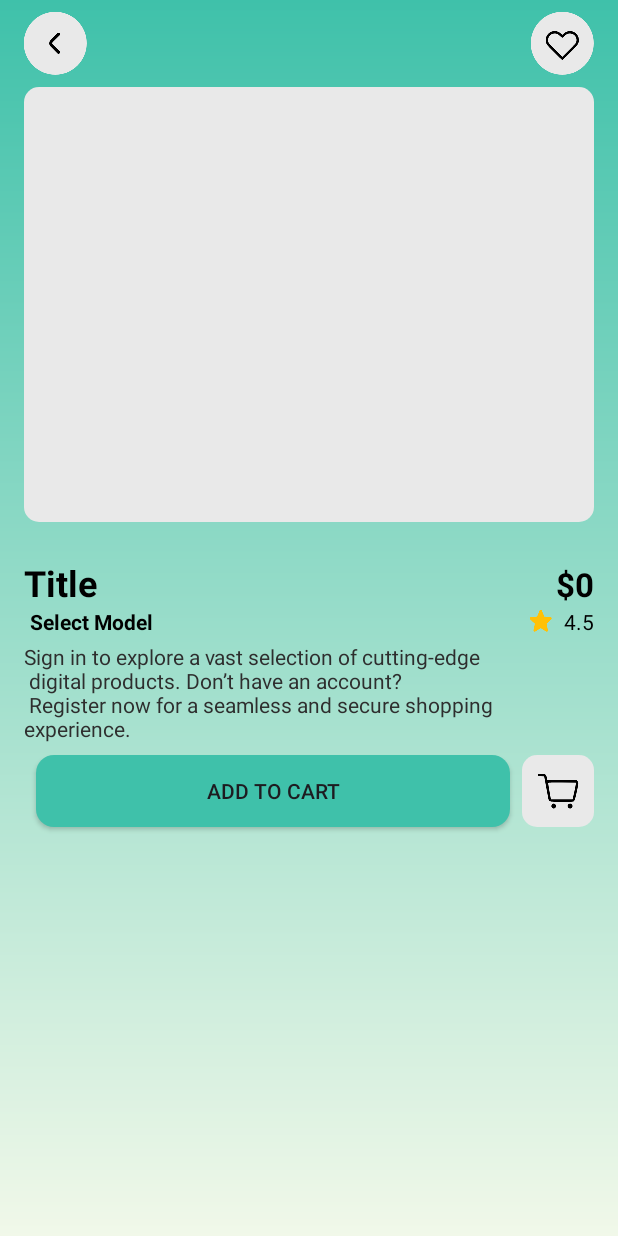
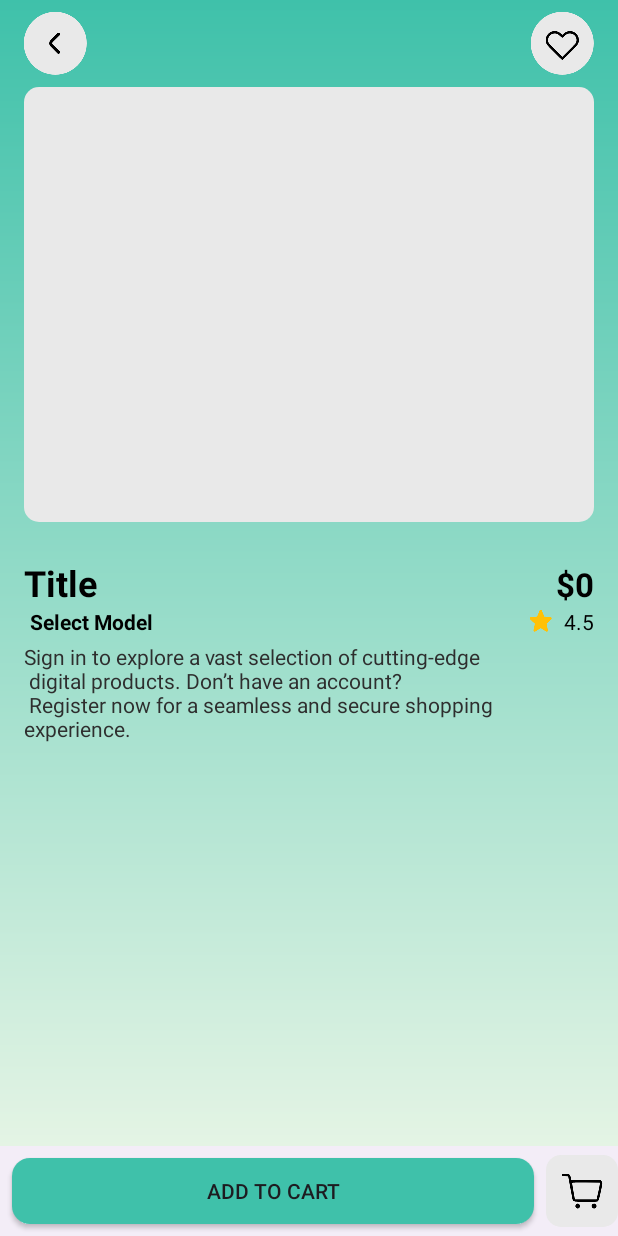
Before and after one commit to Vnjvibhash/Online-Store, an Android app: the ProductDetailActivity screen opened directly, with no data from a screen before it, on a phone screen of 412 x 824 dp. Run offline under Robolectric (Android 15) with nearby library versions, the phone set to English and light mode, and no system bars.

Commit message:
Details Page Implemented completely

```diff
--- a/app/src/main/java/in/innovateria/onlinestore/Activities/ProductDetailActivity.java
+++ b/app/src/main/java/in/innovateria/onlinestore/Activities/ProductDetailActivity.java
@@ -34,6 +34,7 @@ public class ProductDetailActivity extends AppCompatActivity {
         TextView priceText = findViewById(R.id.priceText);
         TextView ratingText = findViewById(R.id.ratingText);
         TextView descriptionText = findViewById(R.id.descriptionText);
+        ImageView backBtn = findViewById(R.id.backBtn);
         ImageView productImageView = findViewById(R.id.productImage);
         RecyclerView productImgList = findViewById(R.id.productImgList);
         RecyclerView modelList = findViewById(R.id.modelList);
@@ -67,6 +68,10 @@ public class ProductDetailActivity extends AppCompatActivity {
             Toast.makeText(this, "Model "+selectedModel+" is Selected", Toast.LENGTH_SHORT).show();
         });
 
+        backBtn.setOnClickListener(v->{
+            finish();
+        });
+
     }
 
     public void setModel(String selectedModel) {
--- a/app/src/main/java/in/innovateria/onlinestore/Adapters/ModelAdapter.java
+++ b/app/src/main/java/in/innovateria/onlinestore/Adapters/ModelAdapter.java
@@ -19,7 +19,7 @@ import in.innovateria.onlinestore.R;
 public class ModelAdapter extends RecyclerView.Adapter<ModelAdapter.ModelViewHolder> {
     private List<String> modelList;
     private Context context;
-    private int selectedPosition = RecyclerView.NO_POSITION;
+    private int selectedPosition = 0;
     private ProductDetailActivity activity;
 
     public ModelAdapter(Context context, List<String> modelList, ProductDetailActivity activity) {
--- a/app/src/main/res/layout/activity_main.xml
+++ b/app/src/main/res/layout/activity_main.xml
@@ -10,6 +10,7 @@
     <androidx.core.widget.NestedScrollView
         android:layout_width="match_parent"
         android:layout_height="wrap_content"
+        android:scrollbars="none"
         app:layout_constraintEnd_toEndOf="parent"
         app:layout_constraintStart_toStartOf="parent"
         app:layout_constraintTop_toTopOf="parent">
--- a/app/src/main/res/layout/activity_product_detail.xml
+++ b/app/src/main/res/layout/activity_product_detail.xml
@@ -5,40 +5,46 @@
     android:layout_width="match_parent"
     android:layout_height="match_parent"
     android:background="@drawable/gradient"
-    android:paddingHorizontal="16dp"
     tools:context=".Activities.ProductDetailActivity">
 
-    <ScrollView
+    <androidx.core.widget.NestedScrollView
         android:layout_width="match_parent"
-        android:layout_height="match_parent">
+        android:layout_height="wrap_content"
+        android:paddingHorizontal="16dp"
+        android:scrollbars="none"
+        app:layout_constraintEnd_toEndOf="parent"
+        app:layout_constraintStart_toStartOf="parent"
+        app:layout_constraintTop_toTopOf="parent">
 
         <LinearLayout
             android:layout_width="match_parent"
             android:layout_height="wrap_content"
-            android:orientation="vertical" >
+            android:layout_marginBottom="80dp"
+            android:orientation="vertical">
 
             <androidx.constraintlayout.widget.ConstraintLayout
                 android:layout_width="match_parent"
-                android:layout_marginTop="8dp"
-                android:layout_height="match_parent">
+                android:layout_height="match_parent"
+                android:layout_marginTop="8dp">
 
                 <ImageView
                     android:id="@+id/backBtn"
                     android:layout_width="wrap_content"
                     android:layout_height="wrap_content"
+                    android:contentDescription="@string/image_desc"
                     app:layout_constraintBottom_toBottomOf="parent"
                     app:layout_constraintStart_toStartOf="parent"
                     app:layout_constraintTop_toTopOf="parent"
-                    android:contentDescription="@string/image_desc"
                     app:srcCompat="@drawable/back" />
+
                 <ImageView
                     android:id="@+id/favBtn"
                     android:layout_width="wrap_content"
                     android:layout_height="wrap_content"
+                    android:contentDescription="@string/image_desc"
                     app:layout_constraintBottom_toBottomOf="parent"
                     app:layout_constraintEnd_toEndOf="parent"
                     app:layout_constraintTop_toTopOf="parent"
-                    android:contentDescription="@string/image_desc"
                     app:srcCompat="@drawable/fav_icon" />
             </androidx.constraintlayout.widget.ConstraintLayout>
 
@@ -46,19 +52,19 @@
                 android:id="@+id/productImage"
                 android:layout_width="match_parent"
                 android:layout_height="290dp"
+                android:layout_marginVertical="8dp"
                 android:background="@drawable/grey_bg"
-                android:layout_marginVertical="8dp"
+                android:contentDescription="@string/image_desc"
                 android:padding="8dp"
-                android:contentDescription="@string/image_desc"
                 tools:srcCompat="@tools:sample/backgrounds/scenic" />
 
             <androidx.recyclerview.widget.RecyclerView
                 android:id="@+id/productImgList"
                 android:layout_width="wrap_content"
                 android:layout_height="match_parent"
-                android:paddingHorizontal="8dp"
+                android:layout_marginTop="4dp"
                 android:clipToPadding="false"
-                android:layout_marginTop="4dp"/>
+                android:paddingHorizontal="8dp" />
 
             <LinearLayout
                 android:layout_width="match_parent"
@@ -71,19 +77,19 @@
                     android:layout_width="0dp"
                     android:layout_height="wrap_content"
                     android:layout_weight="1"
-                    android:textStyle="bold"
+                    android:text="@string/title"
+                    android:textColor="@color/black"
                     android:textSize="24sp"
-                    android:textColor="@color/black"
-                    android:text="@string/title" />
+                    android:textStyle="bold" />
 
                 <TextView
                     android:id="@+id/priceText"
                     android:layout_width="wrap_content"
                     android:layout_height="wrap_content"
+                    android:text="@string/price"
                     android:textColor="@color/black"
-                    android:textStyle="bold"
                     android:textSize="22sp"
-                    android:text="@string/price" />
+                    android:textStyle="bold" />
             </LinearLayout>
 
             <LinearLayout
@@ -95,12 +101,12 @@
                     android:id="@+id/textView4"
                     android:layout_width="0dp"
                     android:layout_height="wrap_content"
+                    android:layout_marginStart="4dp"
                     android:layout_weight="1"
+                    android:text="@string/select_model"
+                    android:textColor="@color/black"
                     android:textSize="14sp"
-                    android:textStyle="bold"
-                    android:layout_marginStart="4dp"
-                    android:textColor="@color/black"
-                    android:text="@string/select_model" />
+                    android:textStyle="bold" />
 
                 <ImageView
                     android:id="@+id/imageView5"
@@ -115,24 +121,39 @@
                     android:id="@+id/ratingText"
                     android:layout_width="wrap_content"
                     android:layout_height="wrap_content"
-                    android:textColor="@color/black"
-                    android:text="@string/rate" />
+                    android:text="@string/rate"
+                    android:textColor="@color/black" />
             </LinearLayout>
 
             <androidx.recyclerview.widget.RecyclerView
                 android:id="@+id/modelList"
                 android:layout_width="wrap_content"
                 android:layout_height="match_parent"
-                android:paddingHorizontal="8dp"
+                android:layout_marginTop="4dp"
                 android:clipToPadding="false"
-                android:layout_marginTop="4dp"/>
+                android:paddingHorizontal="8dp" />
 
             <TextView
                 android:id="@+id/descriptionText"
                 android:layout_width="match_parent"
                 android:layout_height="wrap_content"
-                android:textColor="@color/dark_grey"
-                android:text="@string/intro_sub_title"/>
+                android:text="@string/intro_sub_title"
+                android:textColor="@color/dark_grey" />
+
+        </LinearLayout>
+    </androidx.core.widget.NestedScrollView>
+
+    <androidx.coordinatorlayout.widget.CoordinatorLayout
+        android:layout_width="match_parent"
+        android:layout_height="wrap_content"
+        app:layout_constraintBottom_toBottomOf="parent"
+        app:layout_constraintEnd_toEndOf="parent"
+        app:layout_constraintStart_toStartOf="parent">
+
+        <com.google.android.material.bottomnavigation.BottomNavigationView
+            android:layout_width="match_parent"
+            android:layout_height="60dp"
+            android:layout_gravity="bottom">
 
             <LinearLayout
                 android:layout_width="match_parent"
@@ -158,6 +179,8 @@
                     android:contentDescription="@string/image_desc"
                     app:srcCompat="@drawable/btn_2" />
             </LinearLayout>
-        </LinearLayout>
-    </ScrollView>
+
+        </com.google.android.material.bottomnavigation.BottomNavigationView>
+
+    </androidx.coordinatorlayout.widget.CoordinatorLayout>
 </androidx.constraintlayout.widget.ConstraintLayout>
--- a/app/src/main/res/layout/model_view.xml
+++ b/app/src/main/res/layout/model_view.xml
@@ -2,7 +2,7 @@
 <androidx.constraintlayout.widget.ConstraintLayout xmlns:android="http://schemas.android.com/apk/res/android"
     xmlns:app="http://schemas.android.com/apk/res-auto"
     android:layout_width="wrap_content"
-    android:layout_height="48dp"
+    android:layout_height="40dp"
     android:id="@+id/modelLayout"
     android:background="@drawable/grey_bg"
     android:layout_margin="8dp">
@@ -14,7 +14,7 @@
         android:text="@string/title"
         android:textColor="@color/black"
         android:textStyle="bold"
-        android:textSize="20sp"
+        android:textSize="16sp"
         android:layout_marginHorizontal="8dp"
         app:layout_constraintBottom_toBottomOf="parent"
         app:layout_constraintEnd_toEndOf="parent"
```
Also changed, not shown: 2 other files.
